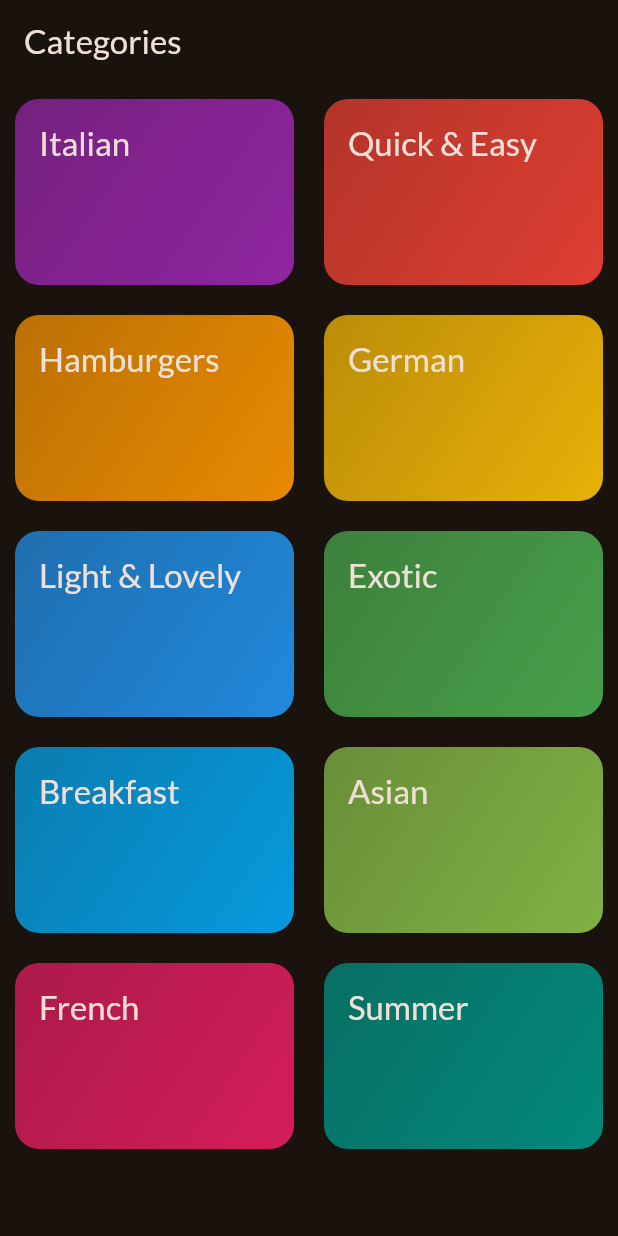
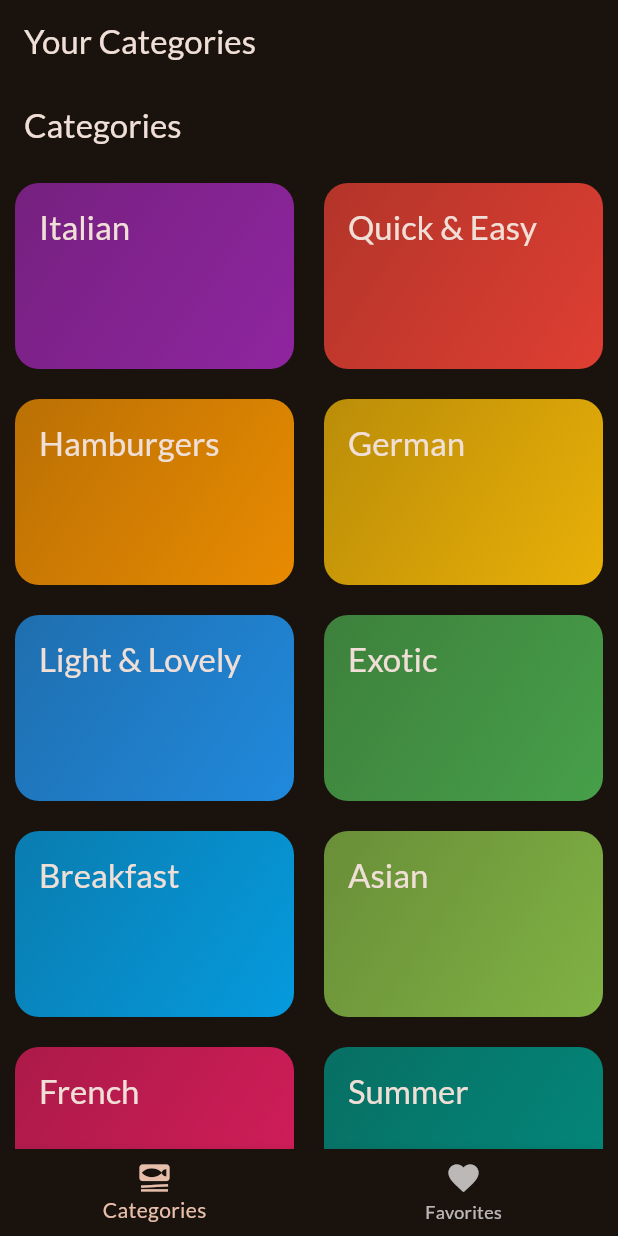
Before and after one commit to davidecarizzoni/meals_app, a Flutter app: the screen it shows after launch, on a phone screen of 412 x 824 dp. Run offline on Flutter 3.47's test engine with Material 2 defaults, Android fonts, the phone set to English and light mode, and no system bars; our stand-ins replace google_fonts, transparent_image.

Commit message:
feat(tabs)

```diff
--- a/lib/main.dart
+++ b/lib/main.dart
@@ -1,7 +1,7 @@
 import 'package:flutter/material.dart';
 
 import 'package:google_fonts/google_fonts.dart';
-import 'package:meals_app/screens/categories.dart';
+import 'package:meals_app/screens/tabs.dart';
 
 final theme = ThemeData(
   useMaterial3: true,
@@ -23,7 +23,7 @@ class App extends StatelessWidget {
   Widget build(BuildContext context) {
     return MaterialApp(
       theme: theme,
-      home: const CategoriesScreen(),
+      home: const TabsScreen(),
     );
   }
 }
--- /dev/null
+++ b/lib/screens/tabs.dart
@@ -0,0 +1,60 @@
+import 'package:flutter/material.dart';
+import 'package:meals_app/screens/categories.dart';
+import 'package:meals_app/screens/meals.dart';
+
+class TabsScreen extends StatefulWidget {
+  const TabsScreen({
+    super.key,
+  });
+
+  @override
+  State<TabsScreen> createState() {
+    return _TabsScreenState();
+  }
+}
+
+class _TabsScreenState extends State<TabsScreen> {
+  //_ this variables in in
+  int _selectedPageIndex = 0;
+
+  void _selectPage(int index) {
+    setState(() {
+      _selectedPageIndex = index;
+    });
+  }
+
+  @override
+  Widget build(BuildContext context) {
+    Widget selectedPage = const CategoriesScreen();
+    String selectedPageTitle = 'Your Categories';
+
+    if (_selectedPageIndex == 1) {
+      selectedPage = const MealsScreen(
+        title: 'favorites',
+        meals: [],
+      );
+      selectedPageTitle = 'Your Favorite';
+    }
+
+    return Scaffold(
+      appBar: AppBar(
+        title: Text(selectedPageTitle),
+      ),
+      body: selectedPage,
+      bottomNavigationBar: BottomNavigationBar(
+        onTap: _selectPage,
+        currentIndex: _selectedPageIndex,
+        items: const [
+          BottomNavigationBarItem(
+            icon: Icon(Icons.set_meal),
+            label: 'Categories',
+          ),
+          BottomNavigationBarItem(
+            icon: Icon(Icons.favorite),
+            label: 'Favorites',
+          )
+        ],
+      ),
+    );
+  }
+}
```
